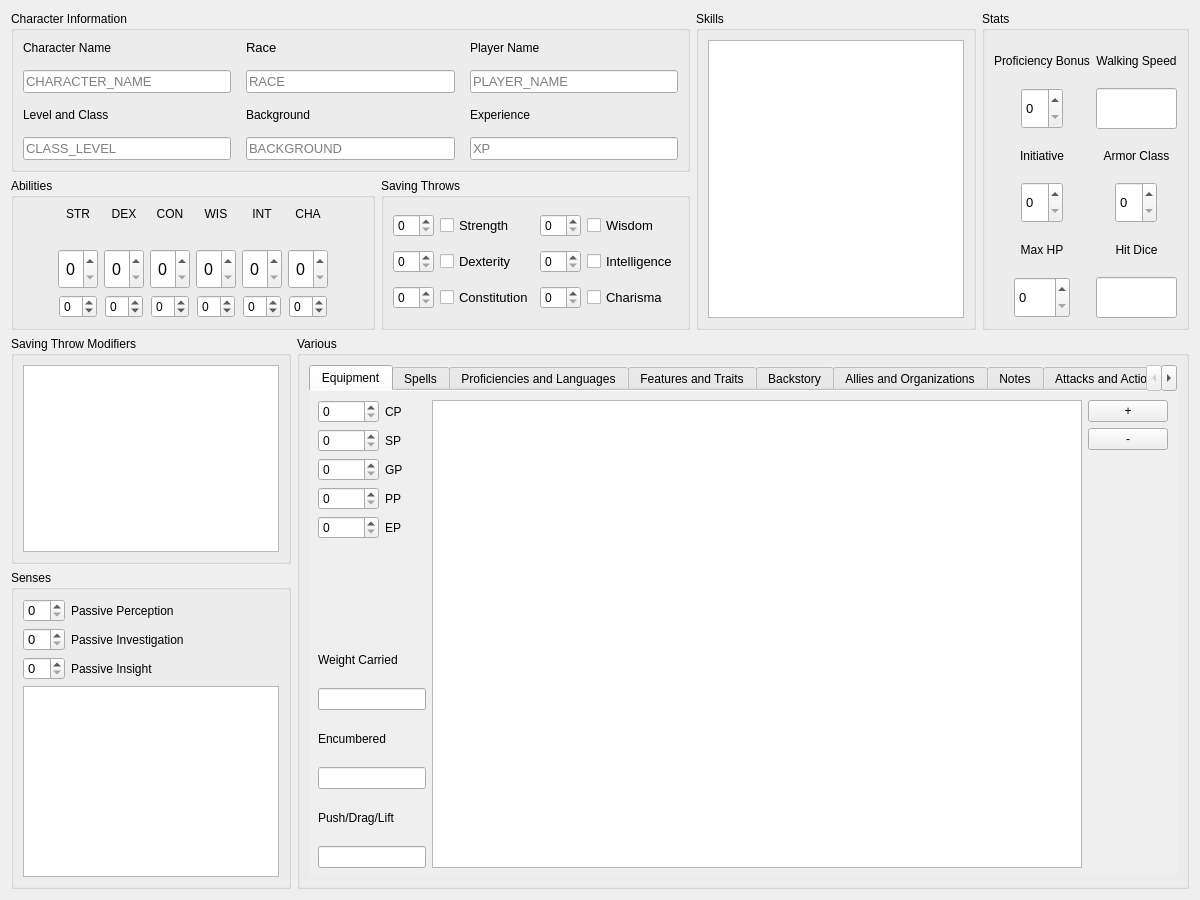
Qt form qt_design/character.ui (CSCreator/CSCreator) before a commit.
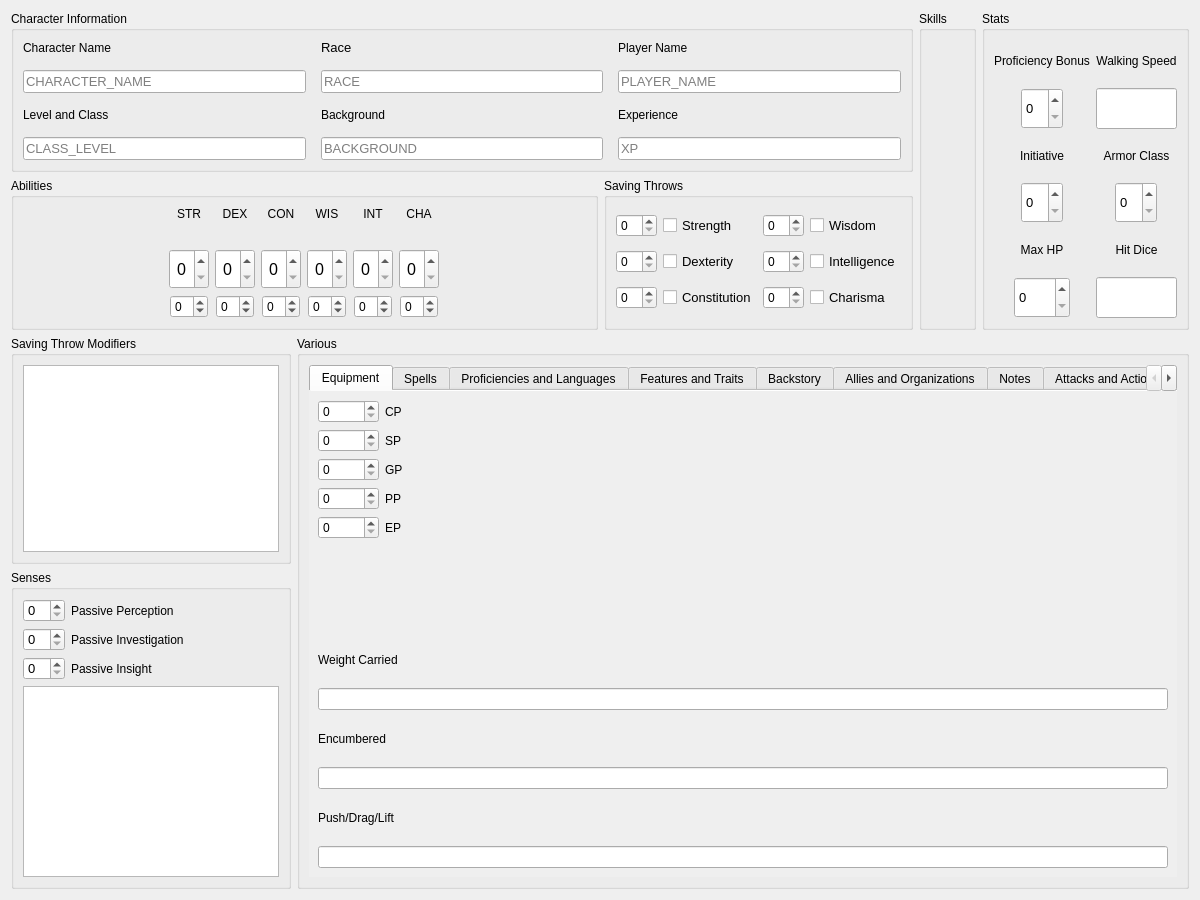
The same form after that commit. The open tabs and pages were chosen to show the change.

Commit message: Submodels have a generator now. Start of providing custom views for TableViews

The edit to the form file:
```diff
--- a/qt_design/character.ui
+++ b/qt_design/character.ui
@@ -403,72 +403,7 @@
                  </layout>
                 </item>
                 <item>
-                 <widget class="QTableView" name="EQUIPMENT_TABLE">
-                  <property name="sizePolicy">
-                   <sizepolicy hsizetype="Expanding" vsizetype="Expanding">
-                    <horstretch>0</horstretch>
-                    <verstretch>0</verstretch>
-                   </sizepolicy>
-                  </property>
-                  <property name="sizeAdjustPolicy">
-                   <enum>QAbstractScrollArea::AdjustToContents</enum>
-                  </property>
-                  <attribute name="horizontalHeaderVisible">
-                   <bool>false</bool>
-                  </attribute>
-                  <attribute name="horizontalHeaderDefaultSectionSize">
-                   <number>200</number>
-                  </attribute>
-                 </widget>
-                </item>
-                <item>
-                 <layout class="QVBoxLayout" name="verticalLayout_46">
-                  <item>
-                   <widget class="QPushButton" name="equipment_add">
-                    <property name="sizePolicy">
-                     <sizepolicy hsizetype="Maximum" vsizetype="Preferred">
-                      <horstretch>0</horstretch>
-                      <verstretch>0</verstretch>
-                     </sizepolicy>
-                    </property>
-                    <property name="baseSize">
-                     <size>
-                      <width>0</width>
-                      <height>0</height>
-                     </size>
-                    </property>
-                    <property name="text">
-                     <string>+</string>
-                    </property>
-                   </widget>
-                  </item>
-                  <item>
-                   <widget class="QPushButton" name="equipment_remove">
-                    <property name="sizePolicy">
-                     <sizepolicy hsizetype="Preferred" vsizetype="Preferred">
-                      <horstretch>0</horstretch>
-                      <verstretch>0</verstretch>
-                     </sizepolicy>
-                    </property>
-                    <property name="text">
-                     <string>-</string>
-                    </property>
-                   </widget>
-                  </item>
-                  <item>
-                   <spacer name="verticalSpacer_2">
-                    <property name="orientation">
-                     <enum>Qt::Vertical</enum>
-                    </property>
-                    <property name="sizeHint" stdset="0">
-                     <size>
-                      <width>20</width>
-                      <height>40</height>
-                     </size>
-                    </property>
-                   </spacer>
-                  </item>
-                 </layout>
+                 <layout class="QHBoxLayout" name="EQUIPMENT_LAYOUT"/>
                 </item>
                </layout>
               </item>
@@ -1918,11 +1853,7 @@
          </property>
          <layout class="QVBoxLayout" name="verticalLayout_47">
           <item>
-           <widget class="QTableView" name="SKILL_TABLE">
-            <property name="autoFillBackground">
-             <bool>false</bool>
-            </property>
-           </widget>
+           <layout class="QHBoxLayout" name="SKILL_LAYOUT"/>
           </item>
          </layout>
         </widget>
```
Left out of the diff: 56 changed lines with no effect on the pictures. The commit also changes 8 other files.
